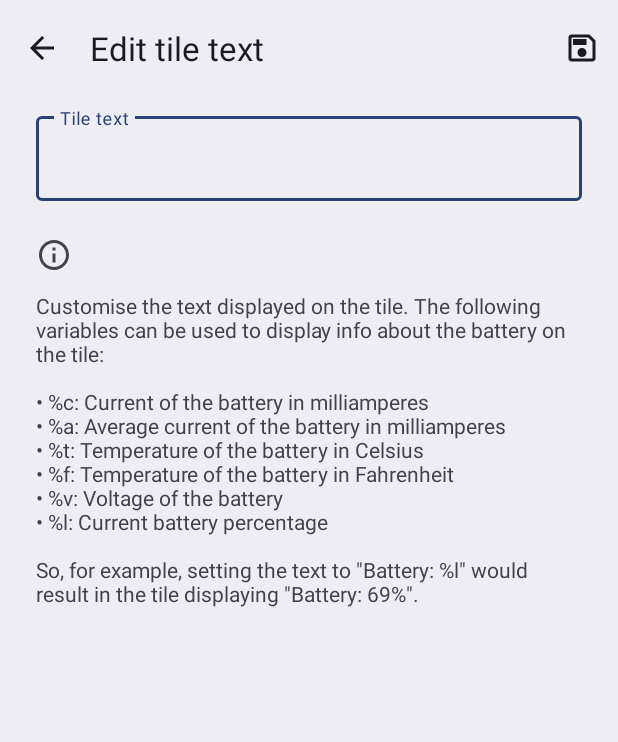
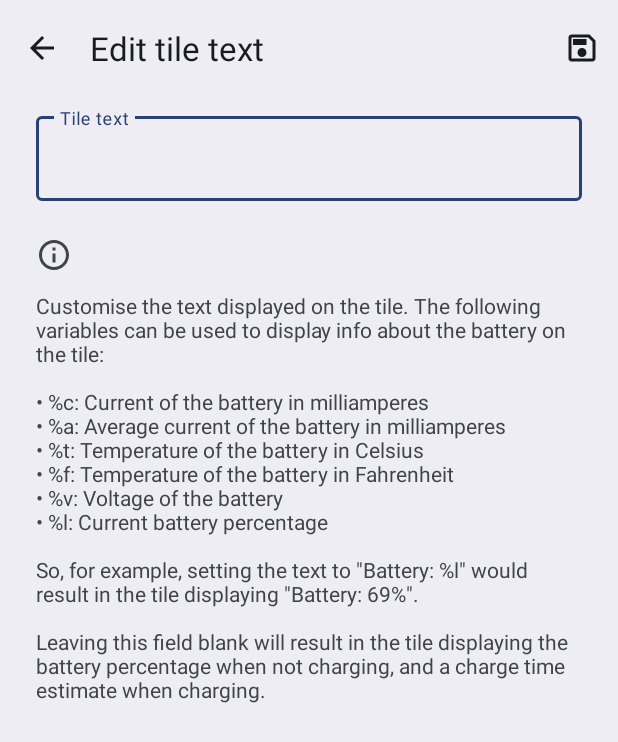
Before and after one commit to CominAtYou/BatteryTile, an Android app: the EditTileTextActivity screen opened directly, with no data from a screen before it, on a phone screen of 412 x 824 dp. Shown: the top 742 px of the screen. Run offline under Robolectric (Android 15) with nearby library versions, the phone set to English and light mode, and no system bars.

Commit message:
Specify default behaviour when format string is left blank

```diff
--- a/app/src/main/res/values/strings.xml
+++ b/app/src/main/res/values/strings.xml
@@ -46,7 +46,7 @@
     <string name="dialog_tile_text_disambiguation_title">What text should be changed?</string>
     <string name="activity_edit_tile_text_title">Edit tile text</string>
     <string name="activity_edit_tile_text_text_input_hint">Tile text</string>
-    <string name="activity_edit_tile_text_info_text">Customise the text displayed on the tile. The following variables can be used to display info about the battery on the tile:\n\n• %c: Current of the battery in milliamperes\n• %a: Average current of the battery in milliamperes\n• %t: Temperature of the battery in Celsius\n• %f: Temperature of the battery in Fahrenheit\n• %v: Voltage of the battery\n• %l: Current battery percentage\n\nSo, for example, setting the text to \"Battery: %l\" would result in the tile displaying \"Battery: 69%\".</string>
+    <string name="activity_edit_tile_text_info_text">Customise the text displayed on the tile. The following variables can be used to display info about the battery on the tile:\n\n• %c: Current of the battery in milliamperes\n• %a: Average current of the battery in milliamperes\n• %t: Temperature of the battery in Celsius\n• %f: Temperature of the battery in Fahrenheit\n• %v: Voltage of the battery\n• %l: Current battery percentage\n\nSo, for example, setting the text to \"Battery: %l\" would result in the tile displaying \"Battery: 69%\".\n\nLeaving this field blank will result in the tile displaying the battery percentage when not charging, and a charge time estimate when charging.</string>
     <string name="activity_edit_tile_text_save_success">Text saved!</string>
     <string name="activity_edit_text_discard_dialog_title">Discard changes?</string>
     <string name="activity_edit_text_discard_dialog_description">You have unsaved changes. Are you sure you want to discard them?</string>
```
